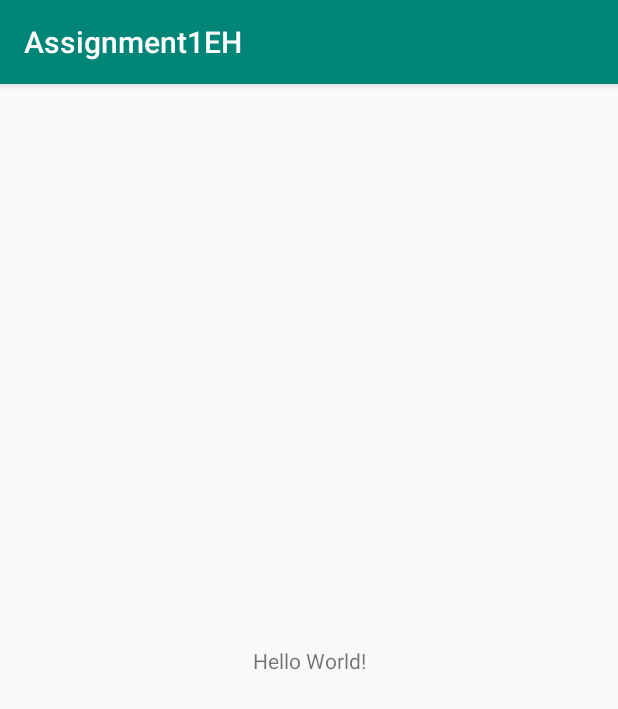
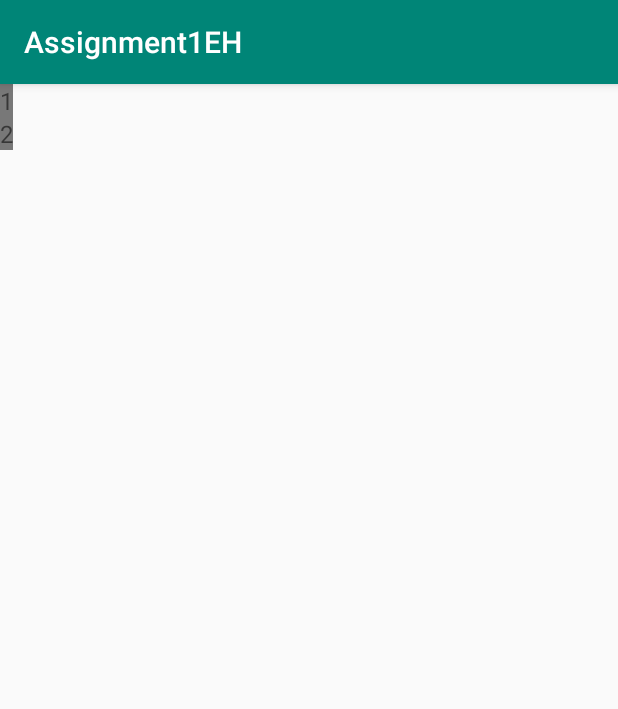
Before and after one commit to syaoran68/Assignment1EH, an Android app: the screen it shows after launch (MainActivity), on a phone screen of 412 x 824 dp. Shown: the top 709 px of the screen. Run offline under Robolectric (Android 15) with nearby library versions, the phone set to English and light mode, and no system bars.

Commit message:
grid layout and starting left side

```diff
--- a/app/src/main/java/com/example/assignment1eh/MainActivity.java
+++ b/app/src/main/java/com/example/assignment1eh/MainActivity.java
@@ -2,7 +2,10 @@ package com.example.assignment1eh;
 
 import androidx.appcompat.app.AppCompatActivity;
 
+import android.graphics.Color;
 import android.os.Bundle;
+import android.view.ViewGroup;
+import android.widget.GridLayout;
 import android.widget.TableLayout;
 import android.widget.TextView;
 
@@ -12,11 +15,40 @@ public class MainActivity extends AppCompatActivity {
     protected void onCreate(Bundle savedInstanceState) {
         super.onCreate(savedInstanceState);
 
-        TableLayout regular = new TableLayout(this);
+        GridLayout regular = new GridLayout(this);
+        ViewGroup.LayoutParams rParams = new ViewGroup.LayoutParams(
+                ViewGroup.LayoutParams.WRAP_CONTENT,
+                ViewGroup.LayoutParams.WRAP_CONTENT
+        );
 
-        TextView bar1 = new TextView(this);
-        bar1.setText("1");
+        regular.setLayoutParams(rParams);
+        regular.setOrientation(GridLayout.VERTICAL);
+        regular.setBackgroundColor(Color.parseColor("#787878"));
+        regular.setColumnCount(10);
+        regular.setRowCount(10);
 
-        setContentView(R.layout.activity_main);
+        //bar1
+
+        GridLayout.Spec row_spec = GridLayout.spec(0,2f);
+        GridLayout.Spec col_spec = GridLayout.spec(0,2f);
+        GridLayout.LayoutParams cParams = new GridLayout.LayoutParams(row_spec, col_spec);
+        cParams.setMargins(10,10,10,10);
+        TextView tv;
+
+
+        //bar2
+        tv = new TextView(this);
+        tv.setText("1");
+        tv.setTextSize(16);
+        regular.addView(tv);
+
+        //bar3
+        tv = new TextView(this);
+        tv.setText("2");
+        tv.setTextSize(16);
+        regular.addView(tv);
+
+
+        setContentView(regular);
     }
 }
```
